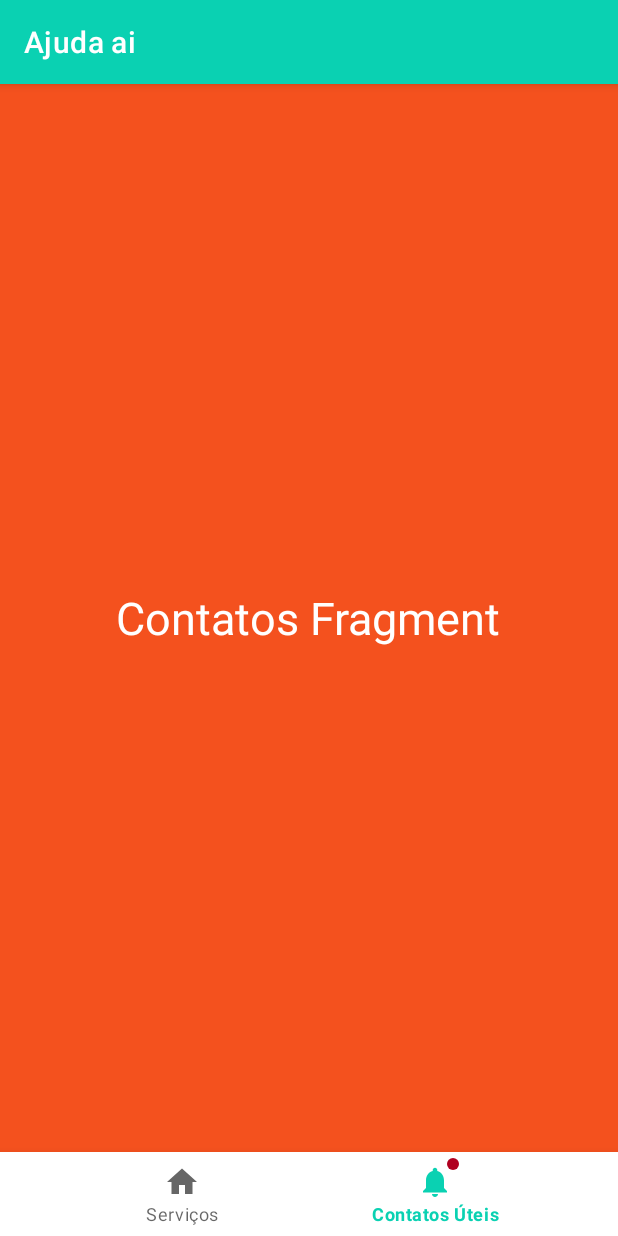
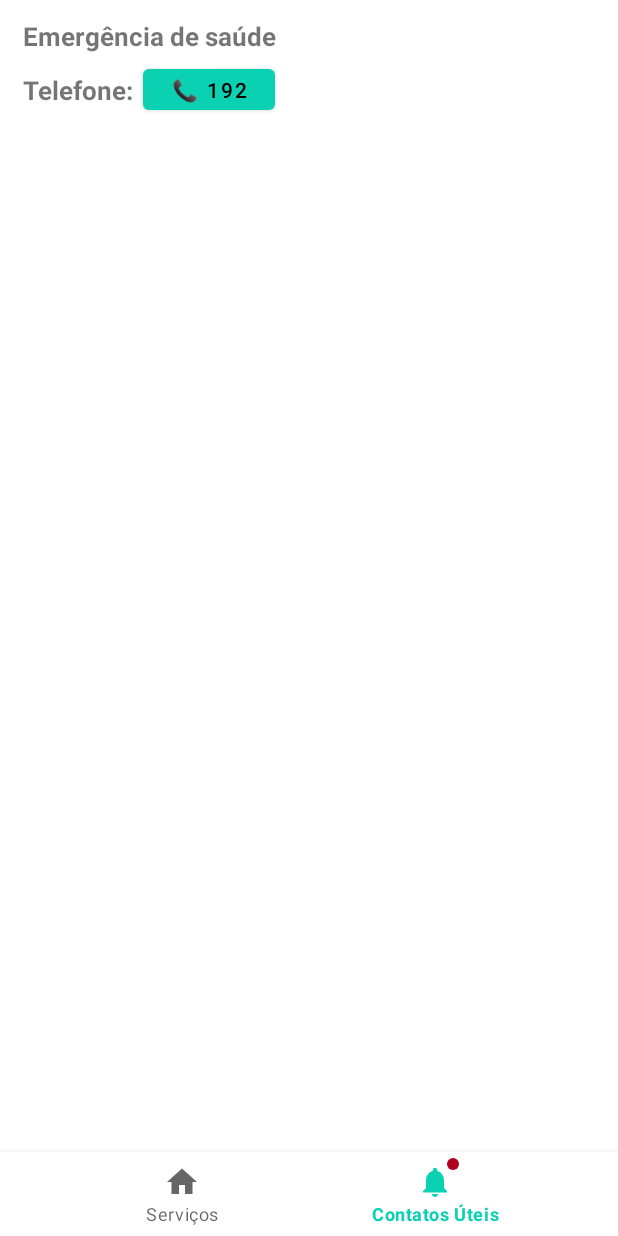
Before and after one commit to opedromendoncas/aplicativoAjudaAi, an Android app: the ServicosFragment screen opened directly, with no data from a screen before it, item 2 of the bottom bar chosen, on a phone screen of 412 x 824 dp. Run offline under Robolectric (Android 15) with nearby library versions, the phone set to English and light mode, and no system bars; 1 statement that could not run was skipped.

Commit message:
ataulização

```diff
--- /dev/null
+++ b/app/src/main/java/br/com/etecia/ajudaai/MyAdapter.java
@@ -0,0 +1,80 @@
+package br.com.etecia.ajudaai;
+
+import android.content.Context;
+import android.content.Intent;
+import android.view.LayoutInflater;
+import android.view.View;
+import android.view.ViewGroup;
+import android.widget.ImageView;
+import android.widget.TextView;
+
+import androidx.annotation.NonNull;
+import androidx.cardview.widget.CardView;
+import androidx.recyclerview.widget.RecyclerView;
+
+import java.util.List;
+
+public class MyAdapter extends RecyclerView.Adapter<MyAdapter.ViewHolder> {
+
+    private Context mContexto;
+    private List<Servicos> lstServicos;
+
+    //criando o construtor da classe com parâmetros
+
+
+    public MyAdapter(Context mContexto, List<Servicos> lstServicos) {
+        this.mContexto = mContexto;
+        this.lstServicos = lstServicos;
+    }
+
+    @NonNull
+    @Override
+    public ViewHolder onCreateViewHolder(@NonNull ViewGroup parent, int viewType) {
+
+        View view;
+
+        LayoutInflater inflater = LayoutInflater.from(mContexto);
+        view = inflater.inflate(R.layout.modelo_servico, parent, false);
+
+        return new ViewHolder(view);
+    }
+
+    @Override
+    public void onBindViewHolder(@NonNull ViewHolder holder, int position) {
+
+        holder.idImagemServicos.setImageResource(lstServicos.get(position).getImagem());
+
+        holder.idCardServicos.setOnClickListener(new View.OnClickListener() {
+
+            @Override
+            public void onClick(View v) {
+
+                Intent intent = new Intent(mContexto, ApresentaServicoActivity.class);
+
+                intent.putExtra("ImagemServico", lstServicos.get(position).getImagem());
+                intent.putExtra("Descricao", lstServicos.get(position).getDescricao());
+
+                mContexto.startActivity(intent.addFlags(Intent.FLAG_ACTIVITY_NEW_TASK));
+
+            }
+        });
+
+    }
+
+    @Override
+    public int getItemCount() {
+        return lstServicos.size();
+    }
+
+    //criar a classe ViewHolder
+    public class ViewHolder extends RecyclerView.ViewHolder {
+        ImageView idImagemServicos;
+        CardView idCardServicos;
+
+        public ViewHolder(@NonNull View itemView) {
+            super(itemView);
+            idImagemServicos = itemView.findViewById(R.id.idImagemServico);
+            idCardServicos = itemView.findViewById(R.id.idCardServico);
+        }
+    }
+}
--- a/app/src/main/java/br/com/etecia/ajudaai/Servicos.java
+++ b/app/src/main/java/br/com/etecia/ajudaai/Servicos.java
@@ -2,9 +2,28 @@ package br.com.etecia.ajudaai;
 
 public class Servicos {
 
-    private String Problema;
+    private String descricao;
 
-    private String Descricao;
+    private int imagem;
 
+    public Servicos(String descricao, int imagem) {
+        this.descricao = descricao;
+        this.imagem = imagem;
+    }
 
+    public int getImagem() {
+        return imagem;
+    }
+
+    public void setImagem(int imagem) {
+        this.imagem = imagem;
+    }
+
+    public String getDescricao() {
+        return descricao;
+    }
+
+    public void setDescricao(String descricao) {
+        this.descricao = descricao;
+    }
 }
--- a/app/src/main/java/br/com/etecia/ajudaai/ServicosFragment.java
+++ b/app/src/main/java/br/com/etecia/ajudaai/ServicosFragment.java
@@ -3,22 +3,46 @@ package br.com.etecia.ajudaai;
 import android.os.Bundle;
 
 import androidx.fragment.app.Fragment;
+import androidx.recyclerview.widget.GridLayoutManager;
+import androidx.recyclerview.widget.RecyclerView;
 
 import android.view.LayoutInflater;
 import android.view.View;
 import android.view.ViewGroup;
 
+import java.util.ArrayList;
 import java.util.List;
 
 public class ServicosFragment extends Fragment {
 
-    List<Servicos> listaServicos;
+    List<Servicos> ListaServicos;
+
+    RecyclerView idRecyclerView;
 
     @Override
     public View onCreateView(LayoutInflater inflater, ViewGroup container,
                              Bundle savedInstanceState) {
         // Inflate the layout for this fragment
         View view = inflater.inflate(R.layout.fragment_servicos, container, false);
+
+        idRecyclerView = view.findViewById(R.id.idListaServicos);
+
+        ListaServicos = new ArrayList<>();
+
+        ListaServicos.add(
+                new Servicos("Solicite a remoção de árvores caídas e poda de árvores.",
+                        R.drawable.arvore));
+
+        MyAdapter adapter = new MyAdapter(getActivity().getApplicationContext(), ListaServicos);
+
+        idRecyclerView.setLayoutManager(new
+                GridLayoutManager(
+                        getActivity().getApplicationContext(), 2));
+
+        idRecyclerView.setHasFixedSize(true);
+
+        idRecyclerView.setAdapter(adapter);
+
         return view;
     }
 }
--- /dev/null
+++ b/app/src/main/res/drawable/baseline_arrow_back.xml
@@ -0,0 +1,5 @@
+<vector android:autoMirrored="true" android:height="24dp"
+    android:tint="#000000" android:viewportHeight="24"
+    android:viewportWidth="24" android:width="24dp" xmlns:android="http://schemas.android.com/apk/res/android">
+    <path android:fillColor="@android:color/white" android:pathData="M20,11H7.83l5.59,-5.59L12,4l-8,8 8,8 1.41,-1.41L7.83,13H20v-2z"/>
+</vector>
--- a/app/src/main/res/layout/fragment_contatos.xml
+++ b/app/src/main/res/layout/fragment_contatos.xml
@@ -1,17 +1,53 @@
 <?xml version="1.0" encoding="utf-8"?>
-<FrameLayout xmlns:android="http://schemas.android.com/apk/res/android"
+<LinearLayout xmlns:android="http://schemas.android.com/apk/res/android"
     xmlns:tools="http://schemas.android.com/tools"
     android:layout_width="match_parent"
     android:layout_height="match_parent"
-    android:background="#F4511E"
+    android:orientation="vertical"
     tools:context=".ContatosFragment">
 
-    <TextView
-        android:layout_width="wrap_content"
+
+    <LinearLayout
+        android:layout_width="match_parent"
         android:layout_height="wrap_content"
-        android:layout_gravity="center_horizontal|center_vertical"
-        android:text="Contatos Fragment"
-        android:textColor="#FFFFFF"
-        android:textSize="30sp" />
+        android:orientation="vertical">
 
-</FrameLayout>
+        <TextView
+            android:id="@+id/mtipoemergencia"
+            android:layout_width="wrap_content"
+            android:layout_height="wrap_content"
+            android:layout_marginLeft="15dp"
+            android:layout_marginTop="12dp"
+            android:text="Emergência de saúde"
+            android:textSize="17sp"
+            android:textStyle="bold" />
+
+        <RelativeLayout
+            android:layout_width="match_parent"
+            android:layout_height="wrap_content">
+
+            <TextView
+                android:layout_width="wrap_content"
+                android:layout_height="wrap_content"
+                android:layout_marginLeft="15dp"
+                android:layout_marginTop="12dp"
+                android:text="Telefone: "
+                android:textSize="17sp"
+                android:textStyle="bold" />
+
+            <Button
+                android:id="@+id/mnumero"
+                android:layout_width="wrap_content"
+                android:layout_height="39dp"
+                android:layout_marginLeft="95dp"
+                android:layout_marginTop="4dp"
+                android:text="📞 192"
+                android:textColor="@color/black"
+                android:textSize="14sp" />
+
+        </RelativeLayout>
+
+    </LinearLayout>
+
+
+</LinearLayout>
--- a/app/src/main/res/layout/modelo_servico.xml
+++ b/app/src/main/res/layout/modelo_servico.xml
@@ -1,7 +1,7 @@
 <?xml version="1.0" encoding="utf-8"?>
 <androidx.cardview.widget.CardView xmlns:android="http://schemas.android.com/apk/res/android"
     xmlns:app="http://schemas.android.com/apk/res-auto"
-    android:id="@+id/idCardFilmes"
+    android:id="@+id/idCardServico"
     android:layout_width="wrap_content"
     android:layout_height="wrap_content"
     android:layout_marginTop="10dp"
@@ -17,7 +17,7 @@
         android:orientation="vertical">
 
         <ImageView
-            android:id="@+id/idImgServico"
+            android:id="@+id/ImagemServico"
             android:layout_width="160dp"
             android:layout_height="160dp"
             android:scaleType="centerCrop"
--- a/app/src/main/res/values-night/themes.xml
+++ b/app/src/main/res/values-night/themes.xml
@@ -15,4 +15,20 @@
         <item name="android:statusBarColor">?attr/colorPrimaryVariant</item>
         <!-- Customize your theme here. -->
     </style>
+
+    <style name="semBarra" parent="Theme.MaterialComponents.DayNight.NoActionBar">
+        <!-- Primary brand color. -->
+        <item name="colorPrimary">#0AD1B2</item>
+        <item name="colorPrimaryVariant">#FF018786</item>
+        <item name="colorOnPrimary">@color/white</item>
+        <item name="android:textColorPrimary">@color/white</item>
+        <item name="color">#303030</item>
+        <!-- Secondary brand color. -->
+        <item name="colorSecondary">#314DC8</item>
+        <item name="colorSecondaryVariant">#172A7D</item>
+        <item name="colorOnSecondary">@color/black</item>
+        <!-- Status bar color. -->
+        <item name="android:statusBarColor">?attr/colorPrimaryVariant</item>
+        <!-- Customize your theme here. -->
+    </style>
 </resources>
--- a/app/src/main/res/values/themes.xml
+++ b/app/src/main/res/values/themes.xml
@@ -15,4 +15,20 @@
         <item name="android:statusBarColor">?attr/colorPrimaryVariant</item>
         <!-- Customize your theme here. -->
     </style>
+
+    <style name="semBarra" parent="Theme.MaterialComponents.DayNight.NoActionBar">
+        <!-- Primary brand color. -->
+        <item name="colorPrimary">#0AD1B2</item>
+        <item name="colorPrimaryVariant">#FF018786</item>
+        <item name="colorOnPrimary">@color/white</item>
+        <item name="android:textColorPrimary">@color/black</item>
+        <item name="color">#dedede</item>
+        <!-- Secondary brand color. -->
+        <item name="colorSecondary">#314DC8</item>
+        <item name="colorSecondaryVariant">#172A7D</item>
+        <item name="colorOnSecondary">#919191</item>
+        <!-- Status bar color. -->
+        <item name="android:statusBarColor">?attr/colorPrimaryVariant</item>
+        <!-- Customize your theme here. -->
+    </style>
 </resources>
```
Also changed, not shown: app/src/main/AndroidManifest.xml (+10 -3 lines), app/src/main/java/br/com/etecia/ajudaai/ApresentaServicoActivity.java (added, +62 -0 lines), app/src/main/java/br/com/etecia/ajudaai/IluminacaoActivity.java (deleted, +0 -14 lines), app/src/main/res/layout/apresenta_servico_layout.xml (renamed from app/src/main/res/layout/iluminacao_layout.xml, +16 -12 lines), app/src/main/res/layout/fragment_config.xml (+5 -5 lines).
